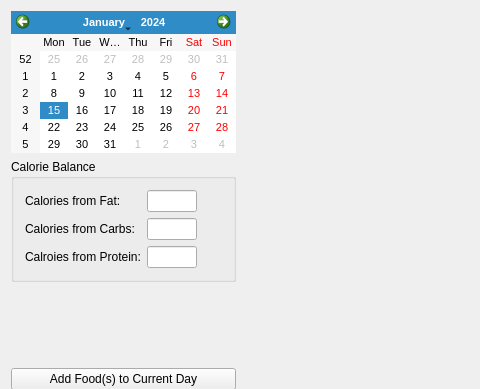
Above: src/nutrition_tracker.ui from tylermchenry/nutrition_tracker before the change; both pictures show x 0 to 480 and y 0 to 389 of the 749 by 505 pixel window. Below: the same form after it.
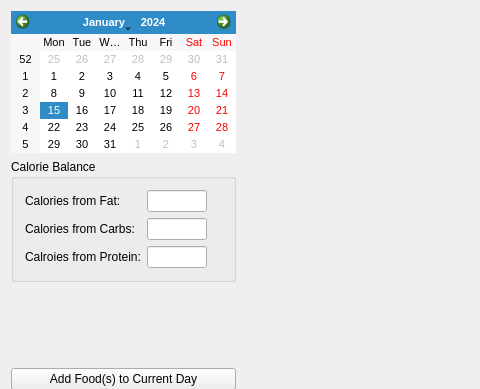
That is the form after the change. Custom widgets are drawn as their Qt base class.

Commit message: Tweak element sizes and spacing

Patch:
```diff
--- a/src/nutrition_tracker.ui
+++ b/src/nutrition_tracker.ui
@@ -75,7 +75,7 @@
           </property>
           <property name="maximumSize">
            <size>
-            <width>50</width>
+            <width>60</width>
             <height>16777215</height>
            </size>
           </property>
@@ -97,7 +97,7 @@
           </property>
           <property name="maximumSize">
            <size>
-            <width>50</width>
+            <width>60</width>
             <height>16777215</height>
            </size>
           </property>
@@ -126,7 +126,7 @@
           </property>
           <property name="maximumSize">
            <size>
-            <width>50</width>
+            <width>60</width>
             <height>16777215</height>
            </size>
           </property>
```
Left out of the diff: 2 changed lines with no effect on the pictures.
